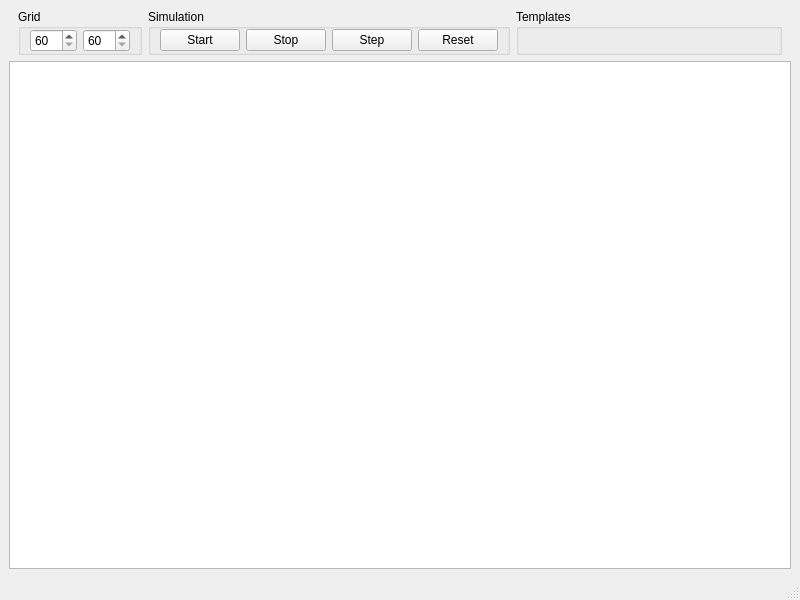
The window that resources/mainwindow.ui (mkcms/gol-qt) describes before a commit, drawn with Qt 5.
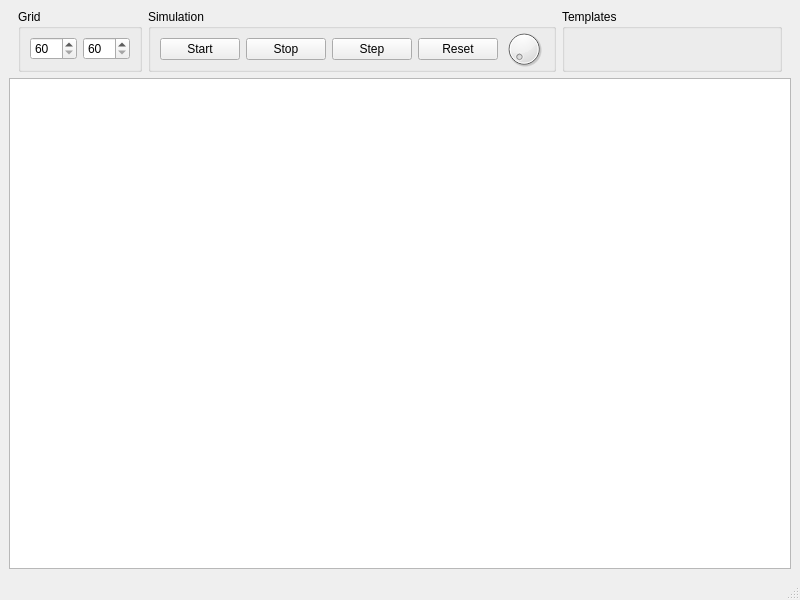
The same window after the commit.

Commit message: Add dial to UI to control simulation speed.

The edit to the form file:
```diff
--- a/resources/mainwindow.ui
+++ b/resources/mainwindow.ui
@@ -117,6 +117,19 @@
             </property>
            </widget>
           </item>
+          <item>
+           <widget class="QDial" name="dialSimulationSpeed">
+            <property name="maximumSize">
+             <size>
+              <width>40</width>
+              <height>40</height>
+             </size>
+            </property>
+            <property name="maximum">
+             <number>1000</number>
+            </property>
+           </widget>
+          </item>
          </layout>
         </widget>
        </item>
```
